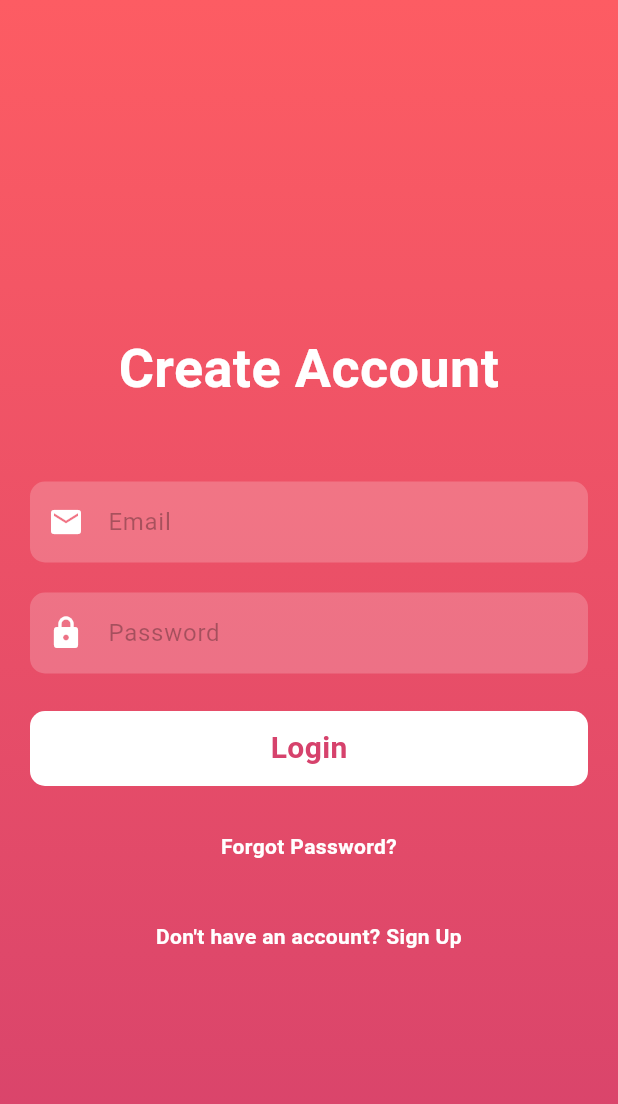
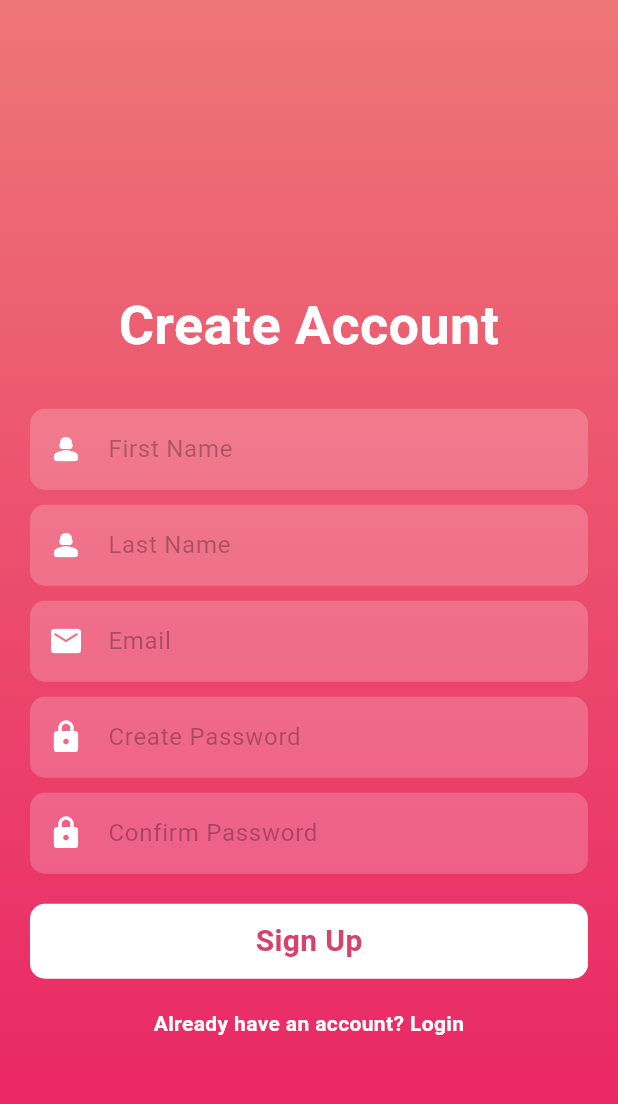
Before and after one commit to rohankarn35/Connex, a Flutter app: the screen it shows after launch, on a phone screen of 412 x 824 dp. Shown: the top 1104 px of the screen. Run offline on Flutter 3.47's test engine with Material 3 defaults, Android fonts, the phone set to English and light mode, and no system bars; our stand-ins replace animated_text_kit, bloc, get_it.

Commit message:
Added Dependency Injection

```diff
--- a/lib/components/authentication/screens/forgot_password_screen.dart
+++ b/lib/components/authentication/screens/forgot_password_screen.dart
@@ -19,8 +19,9 @@ class _ForgotPasswordScreenState extends State<ForgotPasswordScreen> {
             begin: Alignment.topCenter,
             end: Alignment.bottomCenter,
             colors: [
-              Color(0xFFFD5C63),
-              Color(0xFFD6426C),
+             Color.fromARGB(255, 238, 118, 118),
+
+             Colors.pink,
             ],
           ),
         ),
--- a/lib/components/authentication/screens/login_screen.dart
+++ b/lib/components/authentication/screens/login_screen.dart
@@ -1,3 +1,4 @@
+import 'package:dating_app/widgets/custom_button.dart';
 import 'package:flutter/material.dart';
 
 class LoginScreen extends StatefulWidget {
@@ -17,8 +18,8 @@ class _LoginScreenState extends State<LoginScreen> {
             begin: Alignment.topCenter,
             end: Alignment.bottomCenter,
             colors: [
-              Color(0xFFFD5C63),
-              Color(0xFFD6426C),
+              Color.fromARGB(255, 238, 118, 118),
+              Colors.pink,
             ],
           ),
         ),
@@ -132,6 +133,34 @@ class _LoginScreenState extends State<LoginScreen> {
                     ),
                   ),
                   SizedBox(height: 20),
+                  Row(
+                    mainAxisAlignment: MainAxisAlignment.center,
+                    children: [
+                      Expanded(
+                        child: Divider(
+                          color: Colors.white,
+                        ),
+                      ),
+                      Padding(
+                        padding: EdgeInsets.symmetric(horizontal: 10),
+                        child: Text(
+                          'OR',
+                          style: TextStyle(
+                            fontSize: 15,
+                            color: Colors.white,
+                            fontWeight: FontWeight.bold,
+                          ),
+                        ),
+                      ),
+                      Expanded(
+                        child: Divider(
+                          color: Colors.white,
+                        ),
+                      ),
+                    ],
+                  ),
+                  SizedBox(height: 20),
+                  CustomButton().customButton("Login With Phone Number", () {})
                 ],
               ),
             ),
--- a/lib/components/authentication/screens/signup_screen.dart
+++ b/lib/components/authentication/screens/signup_screen.dart
@@ -1,3 +1,6 @@
+import 'package:dating_app/injection.dart';
+import 'package:dating_app/widgets/custom_button.dart';
+import 'package:dating_app/widgets/custom_textfield.dart';
 import 'package:flutter/material.dart';
 
 class SignUpScreen extends StatefulWidget {
@@ -8,17 +11,43 @@ class SignUpScreen extends StatefulWidget {
 }
 
 class _SignUpScreenState extends State<SignUpScreen> {
+ late final CustomTextField customTextFormField;
+  late final TextEditingController firstNameEditingController;
+  late final TextEditingController lastNameEditingController;
+  late final TextEditingController emailEditingController;
+  late final TextEditingController createPasswordEditingController;
+  late final TextEditingController confirmPasswordEditingController;
+  late final CustomButton customButton;
+  @override
+  void initState() {
+ try {
+    customTextFormField = locator.get<CustomTextField>();
+    firstNameEditingController = locator.get<TextEditingController>();
+    lastNameEditingController = locator.get<TextEditingController>();
+    emailEditingController = locator.get<TextEditingController>();
+    createPasswordEditingController = locator.get<TextEditingController>();
+    confirmPasswordEditingController = locator.get<TextEditingController>();
+    customButton = locator.get<CustomButton>();
+
+ } catch (e) {
+  print(e);
+
+ }
+    // TODO: implement initState
+    super.initState();
+  }
   @override
   Widget build(BuildContext context) {
-   return Scaffold(
+    return Scaffold(
       body: Container(
         decoration: BoxDecoration(
           gradient: LinearGradient(
             begin: Alignment.topCenter,
             end: Alignment.bottomCenter,
             colors: [
-              Color(0xFFFD5C63),
-              Color(0xFFD6426C),
+             Color.fromARGB(255, 238, 118, 118),
+
+             Colors.pink,
             ],
           ),
         ),
@@ -28,9 +57,8 @@ class _SignUpScreenState extends State<SignUpScreen> {
               padding: const EdgeInsets.all(20.0),
               child: Column(
                 mainAxisAlignment: MainAxisAlignment.center,
-                crossAxisAlignment: CrossAxisAlignment.stretch,
                 children: [
-                  SizedBox(height: 50),
+                    SizedBox(height: 60,),
                   Text(
                     "Create Account",
                     style: TextStyle(
@@ -40,76 +68,73 @@ class _SignUpScreenState extends State<SignUpScreen> {
                     ),
                     textAlign: TextAlign.center,
                   ),
-                  SizedBox(height: 50),
-                  TextFormField(
-                    decoration: InputDecoration(
-                      hintStyle:
-                          TextStyle(color: Colors.black.withOpacity(0.3)),
-                      hintText: "Email",
-                      prefixIcon: Icon(Icons.email, color: Colors.white),
-                      filled: true,
-                      fillColor: Colors.white.withOpacity(0.2),
-                      border: OutlineInputBorder(
-                        borderRadius: BorderRadius.circular(10),
-                        borderSide: BorderSide.none,
+                  SizedBox(
+                    height: 30,
+                  ),
+                  customTextFormField.customTextField(
+                      false,
+                      "First Name",
+                      Icon(
+                        Icons.person_2_rounded,
+                        color: Colors.white,
                       ),
-                      contentPadding: EdgeInsets.symmetric(
-                        horizontal: 20,
-                        vertical: 15,
+                      firstNameEditingController,),
+                  SizedBox(
+                    height: 10,
+                  ),
+
+                  customTextFormField.customTextField(
+                      false,
+                      "Last Name",
+                      Icon(
+                        Icons.person_2_rounded,
+                        color: Colors.white,
                       ),
-                    ),
-                    style: TextStyle(color: Colors.white),
+                      lastNameEditingController),
+                  SizedBox(
+                    height: 10,
                   ),
-                  SizedBox(height: 20),
-                  TextFormField(
-                    obscureText: true,
-                    decoration: InputDecoration(
-                      hintStyle:
-                          TextStyle(color: Colors.black.withOpacity(0.3)),
-                      hintText: "Password",
-                      prefixIcon: Icon(Icons.lock, color: Colors.white),
-                      filled: true,
-                      fillColor: Colors.white.withOpacity(0.2),
-                      border: OutlineInputBorder(
-                        borderRadius: BorderRadius.circular(10),
-                        borderSide: BorderSide.none,
+                  customTextFormField.customTextField(
+                      false,
+                      "Email",
+                      Icon(
+                        Icons.email_rounded,
+                        color: Colors.white,
                       ),
-                      contentPadding: EdgeInsets.symmetric(
-                        horizontal: 20,
-                        vertical: 15,
+                      emailEditingController),
+                  SizedBox(
+                    height: 10,
+                  ),
+                  customTextFormField.customTextField(
+                      true,
+                      "Create Password",
+                      Icon(
+                        Icons.lock_rounded,
+                        color: Colors.white,
                       ),
-                    ),
-                    style: TextStyle(color: Colors.white),
+                      createPasswordEditingController),
+                  SizedBox(
+                    height: 10,
                   ),
-                  SizedBox(height: 10),
-                  SizedBox(height: 15),
-                  GestureDetector(
+                  customTextFormField.customTextField(
+                      true,
+                      "Confirm Password",
+                      Icon(
+                        Icons.lock_rounded,
+                        color: Colors.white,
+                      ),
+                      confirmPasswordEditingController),
+                    SizedBox(height: 20,),
+                    customButton.customButton("Sign Up", () { print("clicked");}),
+                     SizedBox(
+                    height: 20,
+                  ),
+                    GestureDetector(
                     onTap: () {
-                      // Perform login action
+                      // Navigate to sign up screen
                     },
-                    child: Container(
-                      height: 50,
-                      decoration: BoxDecoration(
-                        color: Colors.white,
-                        borderRadius: BorderRadius.circular(10),
-                      ),
-                      child: Center(
-                        child: Text(
-                          "Login",
-                          style: TextStyle(
-                            color: Color(0xFFD6426C),
-                            fontSize: 20,
-                            fontWeight: FontWeight.bold,
-                          ),
-                        ),
-                      ),
-                    ),
-                  ),
-                  SizedBox(height: 30),
-                  GestureDetector(
-                    onTap: () {},
                     child: Text(
-                      "Forgot Password?",
+                      "Already have an account? Login",
                       style: TextStyle(
                         color: Colors.white,
                         fontWeight: FontWeight.bold,
@@ -117,21 +142,6 @@ class _SignUpScreenState extends State<SignUpScreen> {
                       textAlign: TextAlign.center,
                     ),
                   ),
-                  SizedBox(height: 40),
-                  GestureDetector(
-                    onTap: () {
-                      // Navigate to sign up screen
-                    },
-                    child: Text(
-                      "Don't have an account? Sign Up",
-                      style: TextStyle(
-                        color: Colors.white,
-                        fontWeight: FontWeight.bold,
-                      ),
-                      textAlign: TextAlign.center,
-                    ),
-                  ),
-                  SizedBox(height: 20),
                 ],
               ),
             ),
--- a/lib/components/welcomescreen/screens/welcome_screen.dart
+++ b/lib/components/welcomescreen/screens/welcome_screen.dart
@@ -13,8 +13,9 @@ class WelcomeScreen extends StatelessWidget {
             begin: Alignment.topCenter,
             end: Alignment.bottomCenter,
             colors: [
-              Color(0xFFFD5C63),
-              Color(0xFFD6426C),
+          Color.fromARGB(255, 238, 118, 118),
+
+             Colors.pink,
             ],
           ),
         ),
--- a/lib/injection.dart
+++ b/lib/injection.dart
@@ -0,0 +1,13 @@
+import 'package:dating_app/widgets/custom_button.dart';
+import 'package:dating_app/widgets/custom_textfield.dart';
+import 'package:flutter/material.dart';
+import 'package:get_it/get_it.dart';
+
+final locator = GetIt.instance;
+
+void setup(){
+  print("Injection initialized");
+  locator.registerFactory<CustomTextField>(() => CustomTextField());
+  locator.registerFactory<TextEditingController>(() => TextEditingController());
+  locator.registerFactory<CustomButton>(() => CustomButton());
+}
--- a/lib/main.dart
+++ b/lib/main.dart
@@ -2,9 +2,11 @@ import 'package:dating_app/components/authentication/screens/forgot_password_scr
 import 'package:dating_app/components/authentication/screens/login_screen.dart';
 import 'package:dating_app/components/authentication/screens/signup_screen.dart';
 import 'package:dating_app/components/welcomescreen/screens/welcome_screen.dart';
+import 'package:dating_app/injection.dart';
 import 'package:flutter/material.dart';
 
 void main() {
+  setup();
   runApp(const MyApp());
 }
 
--- /dev/null
+++ b/lib/widgets/custom_button.dart
@@ -0,0 +1,27 @@
+import 'package:flutter/material.dart';
+
+class CustomButton {
+  Widget customButton(String buttonText, VoidCallback tapFunction) {
+    return GestureDetector(
+
+      onTap: tapFunction,
+      child: Container(
+        height: 50,
+        decoration: BoxDecoration(
+          color: Colors.white,
+          borderRadius: BorderRadius.circular(10),
+        ),
+        child: Center(
+          child: Text(
+           buttonText,
+            style: TextStyle(
+              color: Color(0xFFD6426C),
+              fontSize: 20,
+              fontWeight: FontWeight.bold,
+            ),
+          ),
+        ),
+      ),
+    );
+  }
+}
--- a/lib/widgets/custom_textfield.dart
+++ b/lib/widgets/custom_textfield.dart
@@ -1,7 +1,7 @@
 import 'package:flutter/material.dart';
 
 class CustomTextField {
-  Widget customTextField(bool obscureText , String hintText, Widget prefixIcon,TextEditingController controller) {
+  Widget customTextField(bool obscureText, String hintText, Widget prefixIcon, TextEditingController controller) {
     return TextFormField(
       controller: controller,
       obscureText: obscureText,
```
